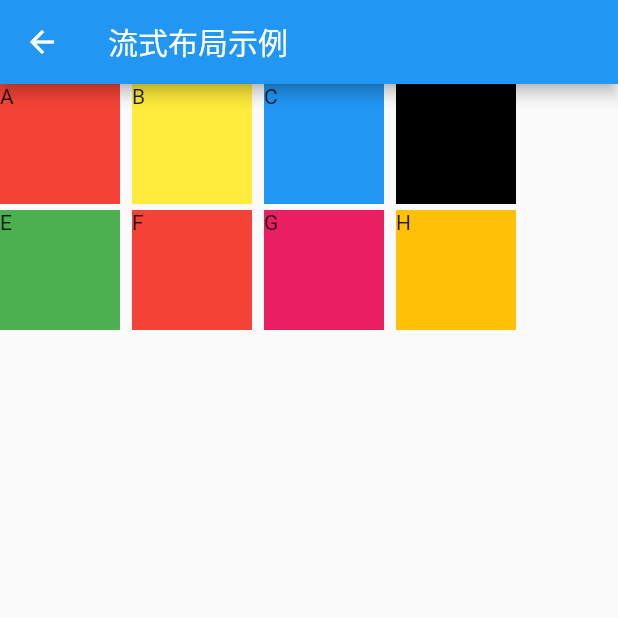
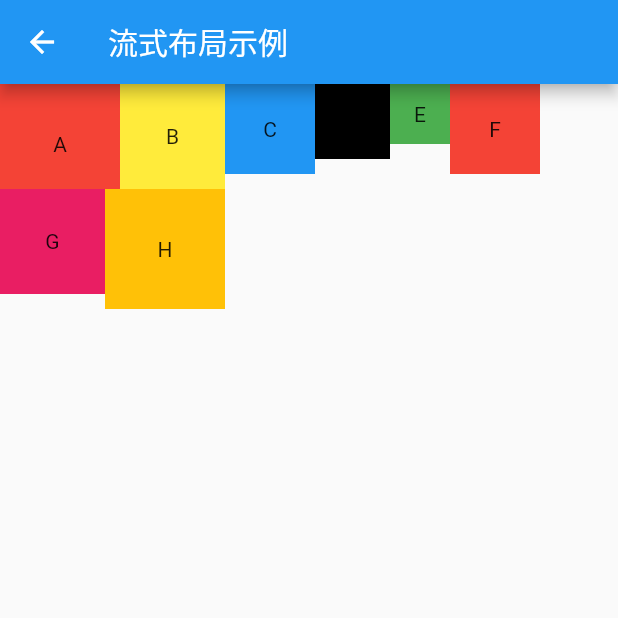
Before and after one commit to doomiracle/study_flutter, a Flutter app: the WidgetPage screen opened directly, after a tap on "流式布局", on a phone screen of 412 x 824 dp, the top half of it. Run offline on Flutter 3.47's test engine with Material 2 defaults, Android fonts, the phone set to English and light mode, and no system bars; our stand-ins replace fluttertoast.

Commit message:
增加部分布局示例

```diff
--- a/lib/widgets/WidgetPage.dart
+++ b/lib/widgets/WidgetPage.dart
@@ -1,17 +1,19 @@
 import 'package:flutter/material.dart';
-import 'package:study_flutter/widgets/basic/ButtonPage.dart';
-import 'package:study_flutter/widgets/basic/ImagePage.dart';
-import 'package:study_flutter/widgets/basic/ProgressPage.dart';
-import 'package:study_flutter/widgets/basic/SwitchPage.dart';
-import 'package:study_flutter/widgets/basic/TextFieldPage.dart';
-import 'package:study_flutter/widgets/multi/LinearLayoutPage.dart';
 
 import 'basic/TextPage.dart';
+import 'basic/ButtonPage.dart';
+import 'basic/ImagePage.dart';
+import 'basic/ProgressPage.dart';
+import 'basic/SwitchPage.dart';
+import 'basic/TextFieldPage.dart';
+import 'single/ContainerPage.dart';
+import 'single/AlignPage.dart';
+import 'multi/LinearLayoutPage.dart';
 import 'multi/WrapPage.dart';
+import 'multi/StackPage.dart';
 
 /// Widget
 class WidgetPage extends StatelessWidget {
-
   /// 导航到一个新界面
   void _navigatorPush(BuildContext context, Widget widget) {
     Navigator.push(context, MaterialPageRoute(builder: (context) {
@@ -46,48 +48,75 @@ class WidgetPage extends StatelessWidget {
               children: [
                 ElevatedButton(
                   onPressed: () => _navigatorPush(context, TextPage()),
-                  child:
-                  Text("文本"),
+                  child: Text("文本"),
                   style: ButtonStyle(
                     backgroundColor: MaterialStateProperty.all(Colors.blue),
                   ),
                 ),
                 ElevatedButton(
                   onPressed: () => _navigatorPush(context, ButtonPage()),
-                  child:
-                  Text("按钮"),
+                  child: Text("按钮"),
                   style: ButtonStyle(
                     backgroundColor: MaterialStateProperty.all(Colors.blue),
                   ),
                 ),
                 ElevatedButton(
                   onPressed: () => _navigatorPush(context, ImagePage()),
-                  child:
-                  Text("图片"),
+                  child: Text("图片"),
                   style: ButtonStyle(
                     backgroundColor: MaterialStateProperty.all(Colors.blue),
                   ),
                 ),
                 ElevatedButton(
                   onPressed: () => _navigatorPush(context, TextFieldPage()),
-                  child:
-                  Text("输入框"),
+                  child: Text("输入框"),
                   style: ButtonStyle(
                     backgroundColor: MaterialStateProperty.all(Colors.blue),
                   ),
                 ),
                 ElevatedButton(
                   onPressed: () => _navigatorPush(context, SwitchPage()),
-                  child:
-                  Text("开关控件"),
+                  child: Text("开关控件"),
                   style: ButtonStyle(
                     backgroundColor: MaterialStateProperty.all(Colors.blue),
                   ),
                 ),
                 ElevatedButton(
                   onPressed: () => _navigatorPush(context, ProgressPage()),
-                  child:
-                  Text("进度指示器"),
+                  child: Text("进度指示器"),
+                  style: ButtonStyle(
+                    backgroundColor: MaterialStateProperty.all(Colors.blue),
+                  ),
+                ),
+              ],
+            ),
+          ),
+          Padding(
+            padding: EdgeInsets.all(10.0),
+            child: Text(
+              'SingleChild Widget',
+              style: TextStyle(
+                color: Colors.black,
+                fontSize: 18.0,
+                fontWeight: FontWeight.bold,
+              ),
+            ),
+          ),
+          Padding(
+            padding: EdgeInsets.only(left: 10.0, right: 10.0),
+            child: Wrap(
+              spacing: 8.0,
+              children: [
+                ElevatedButton(
+                  onPressed: () => _navigatorPush(context, ContainerPage()),
+                  child: Text("容器"),
+                  style: ButtonStyle(
+                    backgroundColor: MaterialStateProperty.all(Colors.blue),
+                  ),
+                ),
+                ElevatedButton(
+                  onPressed: () => _navigatorPush(context, AlignPage()),
+                  child: Text("排列对齐"),
                   style: ButtonStyle(
                     backgroundColor: MaterialStateProperty.all(Colors.blue),
                   ),
@@ -113,16 +142,21 @@ class WidgetPage extends StatelessWidget {
               children: [
                 ElevatedButton(
                   onPressed: () => _navigatorPush(context, LinearLayoutPage()),
-                  child:
-                  Text("线性布局"),
+                  child: Text("线性布局"),
                   style: ButtonStyle(
                     backgroundColor: MaterialStateProperty.all(Colors.blue),
                   ),
                 ),
                 ElevatedButton(
                   onPressed: () => _navigatorPush(context, WrapPage()),
-                  child:
-                  Text("流式布局"),
+                  child: Text("流式布局"),
+                  style: ButtonStyle(
+                    backgroundColor: MaterialStateProperty.all(Colors.blue),
+                  ),
+                ),
+                ElevatedButton(
+                  onPressed: () => _navigatorPush(context, StackPage()),
+                  child: Text("层叠布局"),
                   style: ButtonStyle(
                     backgroundColor: MaterialStateProperty.all(Colors.blue),
                   ),
--- a/lib/widgets/multi/WrapPage.dart
+++ b/lib/widgets/multi/WrapPage.dart
@@ -8,7 +8,7 @@ class WrapPage extends StatelessWidget {
       appBar: AppBar(
         title: Text("流式布局示例"),
       ),
-      body: Wrap1(),
+      body: Flow1(),
     );
   }
 }
@@ -18,67 +18,195 @@ class WrapPage extends StatelessWidget {
 /// 跟线性布局类型，唯一的区别就是会自动换行
 /// 常用属性：
 ///       direction 子控件布局方向；默认 Axis.horizontal
+///       alignment 主轴方向子控件位置
 ///       spacing 主轴方向子控件间距
 ///       runSpacing  纵轴方向子控件间距
+///       runAlignment  纵轴方向子控件布局方式；由于纵轴是warp_content，看不出效果
+///       crossAxisAlignment  ???跟runAlignment有什么区别？
 ///       children  子控件集合
-class Wrap1 extends StatelessWidget{
+class Wrap1 extends StatelessWidget {
   @override
   Widget build(BuildContext context) {
     return Wrap(
       direction: Axis.horizontal,
-      spacing: 8.0, // 主轴(水平)方向间距
-      runSpacing: 4.0, // 纵轴（垂直）方向间距
+      alignment: WrapAlignment.center,
+      spacing: 8.0,
+      runSpacing: 4.0,
+      runAlignment: WrapAlignment.center,
+      crossAxisAlignment:WrapCrossAlignment.center,
       children: [
         Container(
           height: 80.0,
           width: 80.0,
+          alignment: Alignment.center,
           color: Colors.red,
           child: Text("A"),
         ),
         Container(
-          height: 80.0,
-          width: 80.0,
+          height: 70.0,
+          width: 70.0,
+          alignment: Alignment.center,
           color: Colors.yellow,
           child: Text("B"),
         ),
         Container(
-          height: 80.0,
-          width: 80.0,
+          height: 60.0,
+          width: 60.0,
+          alignment: Alignment.center,
           color: Colors.blue,
           child: Text("C"),
         ),
         Container(
-          height: 80.0,
-          width: 80.0,
+          height: 50.0,
+          width: 50.0,
+          alignment: Alignment.center,
           color: Colors.black,
           child: Text("D"),
         ),
         Container(
-          height: 80.0,
-          width: 80.0,
+          height: 40.0,
+          width: 40.0,
+          alignment: Alignment.center,
           color: Colors.green,
           child: Text("E"),
         ),
         Container(
-          height: 80.0,
-          width: 80.0,
+          height: 60.0,
+          width: 60.0,
+          alignment: Alignment.center,
           color: Colors.red,
           child: Text("F"),
         ),
         Container(
-          height: 80.0,
-          width: 80.0,
+          height: 70.0,
+          width: 70.0,
+          alignment: Alignment.center,
           color: Colors.pink,
           child: Text("G"),
         ),
         Container(
           height: 80.0,
           width: 80.0,
+          alignment: Alignment.center,
           color: Colors.amber,
           child: Text("H"),
         ),
       ],
     );
   }
+}
+
+/// 自定义流式布局
+/// 需要自己实现子widget的位置转换
+/// 优点：性能好、灵活；缺点：使用复杂
+/// 常用属性：
+///       children  子控件集合
+class Flow1 extends StatelessWidget {
+  @override
+  Widget build(BuildContext context) {
+    return Flow(
+      delegate: TestFlowDelegate(margin: EdgeInsets.all(10.0)),
+      children: [
+        Container(
+          height: 80.0,
+          width: 80.0,
+          alignment: Alignment.center,
+          color: Colors.red,
+          child: Text("A"),
+        ),
+        Container(
+          height: 70.0,
+          width: 70.0,
+          alignment: Alignment.center,
+          color: Colors.yellow,
+          child: Text("B"),
+        ),
+        Container(
+          height: 60.0,
+          width: 60.0,
+          alignment: Alignment.center,
+          color: Colors.blue,
+          child: Text("C"),
+        ),
+        Container(
+          height: 50.0,
+          width: 50.0,
+          alignment: Alignment.center,
+          color: Colors.black,
+          child: Text("D"),
+        ),
+        Container(
+          height: 40.0,
+          width: 40.0,
+          alignment: Alignment.center,
+          color: Colors.green,
+          child: Text("E"),
+        ),
+        Container(
+          height: 60.0,
+          width: 60.0,
+          alignment: Alignment.center,
+          color: Colors.red,
+          child: Text("F"),
+        ),
+        Container(
+          height: 70.0,
+          width: 70.0,
+          alignment: Alignment.center,
+          color: Colors.pink,
+          child: Text("G"),
+        ),
+        Container(
+          height: 80.0,
+          width: 80.0,
+          alignment: Alignment.center,
+          color: Colors.amber,
+          child: Text("H"),
+        ),
+      ],
+    );
+  }
+}
+
+
+class TestFlowDelegate extends FlowDelegate {
+
+  EdgeInsets margin = EdgeInsets.zero;
+  TestFlowDelegate({this.margin});
+
+  @override
+  void paintChildren(FlowPaintingContext context) {
+    var x = margin.left;
+    var y = margin.top;
+    // 计算每一个子widget的位置
+    for (int i = 0; i < context.childCount; i++) {
+      var w = context.getChildSize(i).width + x + margin.right;
+      if (w < context.size.width) {
+        context.paintChild(i,
+            transform: new Matrix4.translationValues(
+                x, y, 0.0));
+        x = w + margin.left;
+      } else {
+        x = margin.left;
+        y += context.getChildSize(i).height + margin.top + margin.bottom;
+        // 绘制子widget(有优化)
+        context.paintChild(i,
+            transform: new Matrix4.translationValues(
+                x, y, 0.0));
+        x += context.getChildSize(i).width + margin.left + margin.right;
+      }
+    }
+  }
+
+  @override
+  getSize(BoxConstraints constraints){
+    // 指定Flow的大小
+    return Size(double.infinity,200.0);
+  }
+
+  @override
+  bool shouldRepaint(FlowDelegate oldDelegate) {
+    return oldDelegate != this;
+  }
 
 }
```
Also changed, not shown: lib/widgets/multi/StackPage.dart (added, +63 -0 lines), lib/widgets/single/AlignPage.dart (added, +16 -0 lines), lib/widgets/single/ContainerPage.dart (added, +57 -0 lines).
